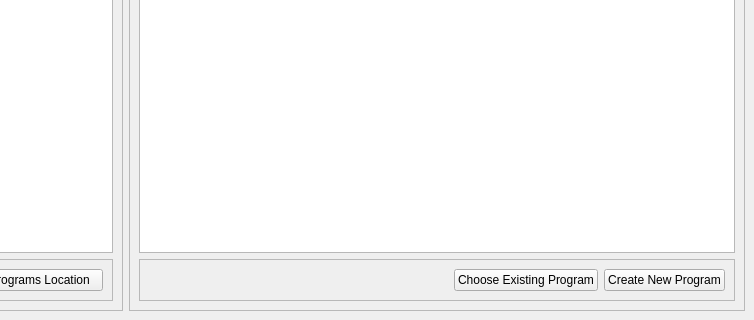
Before: the Qt Designer form ui/uis/mainwindow.ui in tustunkok/ARALAP, drawn with Qt 5; both pictures show x 186 to 940 and y 118 to 438 of the 940 by 438 pixel window.
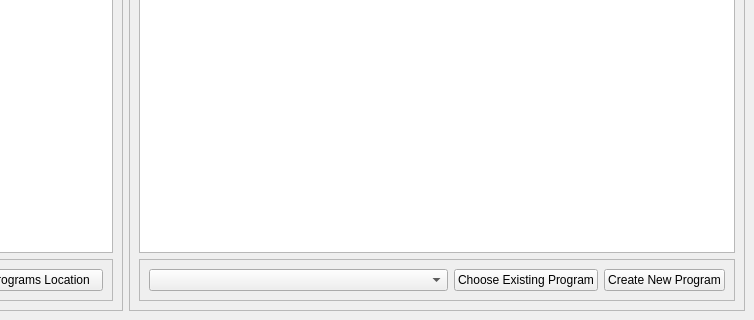
After: the same form once the commit is applied.

```diff
--- a/ui/uis/mainwindow.ui
+++ b/ui/uis/mainwindow.ui
@@ -101,17 +101,14 @@
          </property>
          <layout class="QHBoxLayout" name="horizontalLayout_3">
           <item>
-           <spacer name="horizontalSpacer">
-            <property name="orientation">
-             <enum>Qt::Horizontal</enum>
+           <widget class="QComboBox" name="algorithmCB">
+            <property name="sizePolicy">
+             <sizepolicy hsizetype="Preferred" vsizetype="Fixed">
+              <horstretch>1</horstretch>
+              <verstretch>0</verstretch>
+             </sizepolicy>
             </property>
-            <property name="sizeHint" stdset="0">
-             <size>
-              <width>40</width>
-              <height>20</height>
-             </size>
-            </property>
-           </spacer>
+           </widget>
           </item>
           <item>
            <widget class="QPushButton" name="chooseExistingProgBtn">
```
